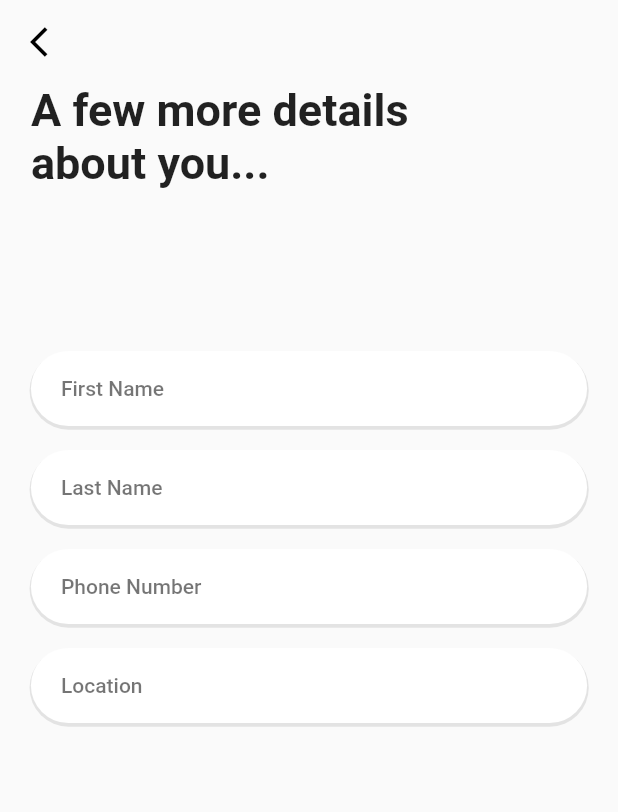
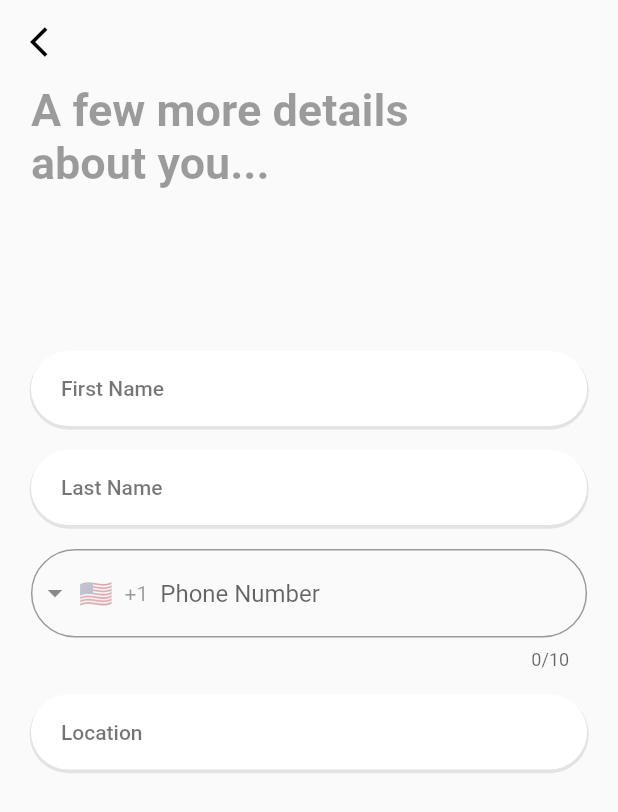
Before and after one commit to MaharGhazanfar/wedding_planner, a Flutter app: the screen it shows after launch, on a phone screen of 412 x 824 dp. Shown: the top 812 px of the screen. Run offline on Flutter 3.47's test engine with Material 2 defaults, Android fonts, the phone set to English and light mode, and no system bars; drawn by our look-alikes of intl_phone_field; our stand-ins replace carousel_slider, google_fonts, outline_gradient_button; missing offline and left inert: splash_screen_view; Roboto replaces fonts that are missing (Tinos).

Commit message:
wedding planner

```diff
--- a/lib/authentication/screens/personal_info.dart
+++ b/lib/authentication/screens/personal_info.dart
@@ -1,7 +1,7 @@
 import 'package:flutter/material.dart';
+import 'package:intl_phone_field/intl_phone_field.dart';
 import 'package:wedding_planner/repository/utils/custom_widgets.dart';
 import 'package:wedding_planner/repository/utils/data_constants.dart';
-
 
 class PersonalInfoPage extends StatefulWidget {
   const PersonalInfoPage({Key? key}) : super(key: key);
@@ -26,7 +26,6 @@ class _PersonalInfoPageState extends State<PersonalInfoPage> {
     lastNameController = TextEditingController();
     phoneNameController = TextEditingController();
     addressNameController = TextEditingController();
-
   }
 
   @override
@@ -65,7 +64,7 @@ class _PersonalInfoPageState extends State<PersonalInfoPage> {
             child: Form(
               key: globalKey,
               child: Column(
-               // mainAxisAlignment: MainAxisAlignment.center,
+                // mainAxisAlignment: MainAxisAlignment.center,
                 children: [
                   const Align(
                     alignment: Alignment.topLeft,
@@ -95,10 +94,24 @@ class _PersonalInfoPageState extends State<PersonalInfoPage> {
                   ),
                   Padding(
                     padding: const EdgeInsets.only(top: 8.0, bottom: 8),
-                    child: CustomWidget.customTextField3(
-                        titleName: 'Phone Number',
-                        controller: phoneNameController,
-                        context: context),
+                    child: IntlPhoneField(
+                      decoration: InputDecoration(
+                          //labelText: 'Phone Number',
+
+                          hintText: 'Phone Number',
+                          fillColor: Colors.white,
+                          border: OutlineInputBorder(
+                              borderRadius: BorderRadius.circular(50),
+                              borderSide: const BorderSide(width: 1)),
+                          errorBorder: InputBorder.none,
+                          focusedBorder: InputBorder.none),
+                      onChanged: (phone) {
+                        print(phone.completeNumber);
+                      },
+                      onCountryChanged: (country) {
+                        print('Country changed to: ' + country.name);
+                      },
+                    ),
                   ),
                   Padding(
                     padding: const EdgeInsets.only(top: 8.0, bottom: 8),
@@ -115,6 +128,4 @@ class _PersonalInfoPageState extends State<PersonalInfoPage> {
       ),
     );
   }
-
-
 }
--- a/lib/main.dart
+++ b/lib/main.dart
@@ -2,8 +2,6 @@ import 'package:flutter/material.dart';
 import 'package:google_fonts/google_fonts.dart';
 import 'package:splash_screen_view/SplashScreenView.dart';
 import 'package:wedding_planner/authentication/screens/personal_info.dart';
-import 'package:wedding_planner/authentication/screens/sign_up_page.dart';
-import 'package:wedding_planner/welcome_screens/user_selection_page.dart';
 
 void main() {
   runApp(const MyApp());
@@ -18,26 +16,24 @@ class MyApp extends StatelessWidget {
   Widget build(BuildContext context) {
     return MaterialApp(
       title: 'Flutter Demo',
-      theme:ThemeData(
+      theme: ThemeData(
         iconTheme: const IconThemeData(
           color: Colors.black38,
         ),
-
         textTheme: GoogleFonts.tinosTextTheme(
           Theme.of(context).textTheme.copyWith(
-    bodyText2: const TextStyle(color: Colors.black87),
+              bodyText2: const TextStyle(color: Colors.black38),
               bodyText1: const TextStyle(
-    color: Colors.black87,
+                color: Colors.black38,
+              )),
         ),
-    ),
-    ),
-
       ),
       themeMode: ThemeMode.dark,
       home: const HomePage(),
     );
   }
 }
+
 class HomePage extends StatelessWidget {
   const HomePage({Key? key}) : super(key: key);
 
--- a/pubspec.yaml
+++ b/pubspec.yaml
@@ -40,6 +40,7 @@ dependencies:
   google_fonts:
   splash_screen_view:
   carousel_slider:
+  intl_phone_field:
 
 dev_dependencies:
   flutter_test:
```
Also changed, not shown: lib/service_provider_interface/service_provider_details.dart (+17 -0 lines), lib/welcome_screens/user_selection_page.dart (+6 -15 lines), pubspec.lock. Lines whose indentation alone changed are shown as unchanged.
